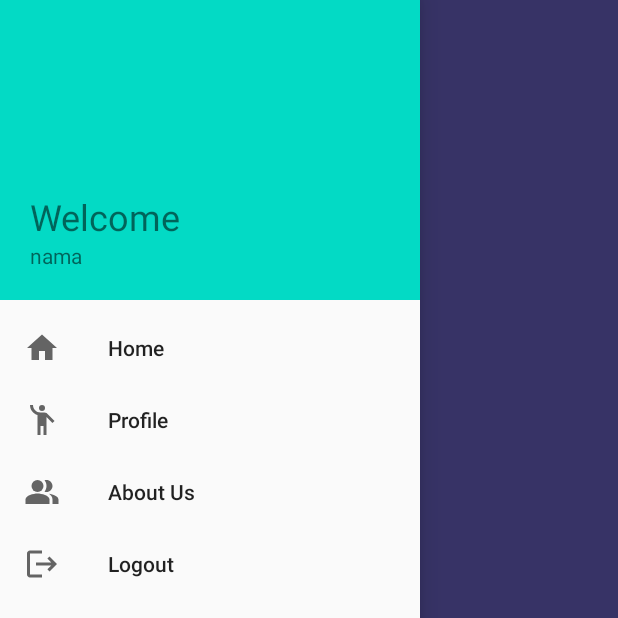
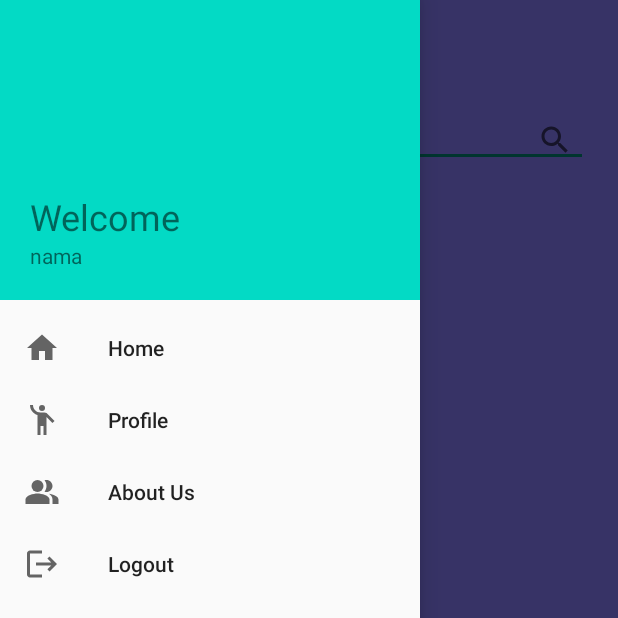
Before and after one commit to NigelFelim/Mobile_Job_Finder, an Android app: the All_JobActivity screen opened directly, with no data from a screen before it, with the side drawer open, on a phone screen of 412 x 824 dp, the top half of it. Run offline under Robolectric (Android 15) with nearby library versions, the phone set to English and light mode, and no system bars; our stand-ins replace Firebase (no records; nobody signed in at launch, a user with empty details on screens opened directly); Roboto replaces fonts that are not available here.

Commit message:
search jobs

```diff
--- a/app/src/main/java/com/map/mobile_job_finder/All_JobActivity.java
+++ b/app/src/main/java/com/map/mobile_job_finder/All_JobActivity.java
@@ -2,10 +2,13 @@ package com.map.mobile_job_finder;
 
 import android.content.Intent;
 import android.os.Bundle;
+import android.text.Editable;
+import android.text.TextWatcher;
 import android.view.LayoutInflater;
 import android.view.MenuItem;
 import android.view.View;
 import android.view.ViewGroup;
+import android.widget.EditText;
 import android.widget.TextView;
 import android.widget.Toast;
 
@@ -23,6 +26,7 @@ import com.firebase.ui.database.FirebaseRecyclerAdapter;
 import com.google.android.material.navigation.NavigationView;
 import com.google.firebase.database.DatabaseReference;
 import com.google.firebase.database.FirebaseDatabase;
+import com.google.firebase.database.Query;
 import com.map.mobile_job_finder.Model.Data;
 
 public class All_JobActivity extends AppCompatActivity {
@@ -38,6 +42,7 @@ public class All_JobActivity extends AppCompatActivity {
 
     private DatabaseReference mAllJobPost;
 
+    private EditText edtInput;
 //    @SuppressLint("WrongViewCast")
     @Override
     protected void onCreate(Bundle savedInstanceState) {
@@ -111,6 +116,31 @@ public class All_JobActivity extends AppCompatActivity {
 //                startActivity(new Intent(All_JobActivity.this, InsertJobPostActivity.class));
 //            }
 //        });
+
+        LoadData("");
+        //search
+        edtInput = findViewById(R.id.inputSearch);
+        edtInput.addTextChangedListener(new TextWatcher() {
+            @Override
+            public void beforeTextChanged(CharSequence s, int start, int count, int after) {
+
+            }
+
+            @Override
+            public void onTextChanged(CharSequence s, int start, int before, int count) {
+
+            }
+
+            @Override
+            public void afterTextChanged(Editable s) {
+                if(s.toString()!=null){
+                    LoadData(s.toString());
+                }
+                else {
+                    LoadData("");
+                }
+            }
+        });
     }
 
     @Override
@@ -126,10 +156,12 @@ public class All_JobActivity extends AppCompatActivity {
 //    public boolean onNavigationItemSelected(@NonNull MenuItem item) {
 //        return true;
 //    }
-    @Override
-    protected void onStart(){
-        super.onStart();
-        FirebaseRecyclerOptions<Data> firebaseRecyclerOptions = new FirebaseRecyclerOptions.Builder<Data>().setQuery(mAllJobPost, Data.class).build();
+//    @Override
+    protected void LoadData(String cari){
+//        super.onStart();
+        Query query = mAllJobPost.orderByChild("title").startAt(cari).endAt(cari+"\uf8ff");
+//        FirebaseRecyclerOptions<Data> firebaseRecyclerOptions = new FirebaseRecyclerOptions.Builder<Data>().setQuery(mAllJobPost, Data.class).build();
+        FirebaseRecyclerOptions<Data> firebaseRecyclerOptions = new FirebaseRecyclerOptions.Builder<Data>().setQuery(query, Data.class).build();
         FirebaseRecyclerAdapter<Data, AllJobPostViewHolder> adapter = new FirebaseRecyclerAdapter<Data, AllJobPostViewHolder>(firebaseRecyclerOptions) {
 
             @NonNull
--- /dev/null
+++ b/app/src/main/res/drawable/ic_search.xml
@@ -0,0 +1,10 @@
+<vector xmlns:android="http://schemas.android.com/apk/res/android"
+    android:width="24dp"
+    android:height="24dp"
+    android:viewportWidth="24"
+    android:viewportHeight="24"
+    android:tint="?attr/colorControlNormal">
+  <path
+      android:fillColor="@android:color/white"
+      android:pathData="M15.5,14h-0.79l-0.28,-0.27C15.41,12.59 16,11.11 16,9.5 16,5.91 13.09,3 9.5,3S3,5.91 3,9.5 5.91,16 9.5,16c1.61,0 3.09,-0.59 4.23,-1.57l0.27,0.28v0.79l5,4.99L20.49,19l-4.99,-5zM9.5,14C7.01,14 5,11.99 5,9.5S7.01,5 9.5,5 14,7.01 14,9.5 11.99,14 9.5,14z"/>
+</vector>
--- a/app/src/main/res/layout/activity_all_job.xml
+++ b/app/src/main/res/layout/activity_all_job.xml
@@ -15,7 +15,17 @@
         android:layout_height="match_parent"
         android:orientation="vertical">
         <include layout="@layout/toolbar" android:id="@+id/all_job_toolbar"/>
-
+        <EditText
+            android:layout_width="match_parent"
+            android:layout_height="wrap_content"
+            android:id="@+id/inputSearch"
+            android:hint="Cari Kerja"
+            android:layout_margin="20dp"
+            android:paddingLeft="20dp"
+            android:paddingTop="5dp"
+            android:paddingBottom="5dp"
+            android:paddingRight="10dp"
+            android:drawableRight="@drawable/ic_search"/>
         <androidx.recyclerview.widget.RecyclerView
             android:layout_width="match_parent"
             android:layout_height="match_parent"
```
